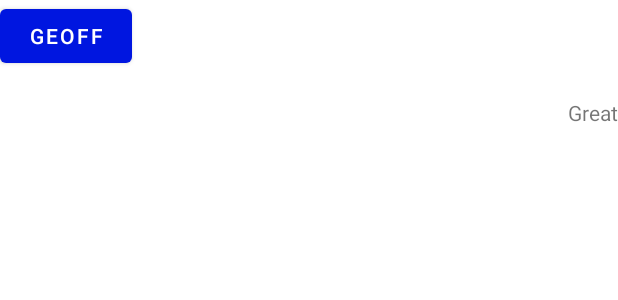
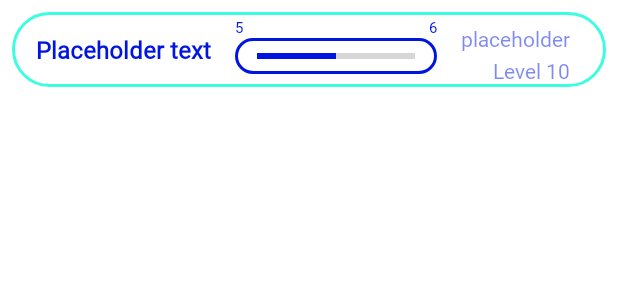
Before and after one commit to DayMax86/LinguaSyne, an Android app: the layout vocab_search_row.xml on its own in the app's theme, with its tools: preview values and no code run, on a phone screen of 412 x 824 dp. Shown: the top 300 px of the screen. Run offline under Robolectric (Android 15) with nearby library versions, the phone set to English and light mode, and no system bars.

Commit message:
RecyclerView now fully functional and displays information about vocab fetched from firestore.
Searching for items with the keyboard to be implemented next.

```diff
--- a/app/src/main/res/layout/vocab_search_row.xml
+++ b/app/src/main/res/layout/vocab_search_row.xml
@@ -1,28 +1,99 @@
 <?xml version="1.0" encoding="utf-8"?>
-<androidx.constraintlayout.widget.ConstraintLayout
-    xmlns:android="http://schemas.android.com/apk/res/android"
+<androidx.constraintlayout.widget.ConstraintLayout xmlns:android="http://schemas.android.com/apk/res/android"
     xmlns:app="http://schemas.android.com/apk/res-auto"
     xmlns:tools="http://schemas.android.com/tools"
     android:layout_width="match_parent"
-    android:layout_height="wrap_content"
-    >
+    android:layout_height="wrap_content">
 
-    <Button
-        android:id="@+id/sample_search_button"
+    <ImageView
+        android:id="@+id/term_search_background_rectangle"
+        android:layout_width="0dp"
+        android:layout_height="50dp"
+        android:layout_marginStart="8dp"
+        android:layout_marginTop="8dp"
+        android:layout_marginEnd="8dp"
+        android:contentDescription="Rounded rect"
+        app:layout_constraintEnd_toEndOf="parent"
+        app:layout_constraintStart_toStartOf="parent"
+        app:layout_constraintTop_toTopOf="parent"
+        app:srcCompat="@drawable/rounded_corners_button_bg" />
+
+    <TextView
+        android:id="@+id/term_search_name"
         android:layout_width="wrap_content"
         android:layout_height="wrap_content"
-        app:layout_constraintStart_toStartOf="parent"
-        app:layout_constraintTop_toTopOf="parent"
-        tools:text="Geoff"
-        />
+        android:layout_marginStart="16dp"
+        android:fontFamily="@font/cabin"
+        android:textColor="@color/text_blue"
+        android:textSize="16sp"
+        android:textStyle="bold"
+        app:layout_constraintBottom_toBottomOf="@+id/term_search_background_rectangle"
+        app:layout_constraintStart_toStartOf="@+id/term_search_background_rectangle"
+        app:layout_constraintTop_toTopOf="@+id/term_search_background_rectangle"
+        tools:text="Placeholder text" />
 
     <TextView
-        android:id="@+id/sample_search_textbox"
+        android:id="@+id/search_term_type_textview"
         android:layout_width="wrap_content"
         android:layout_height="wrap_content"
-        android:layout_marginTop="17dp"
-        app:layout_constraintEnd_toEndOf="parent"
-        app:layout_constraintTop_toBottomOf="@+id/sample_search_button"
-        tools:text="Great"
-        />
+        android:layout_marginTop="8dp"
+        android:layout_marginEnd="24dp"
+        android:fontFamily="@font/cabin"
+        android:text="placeholder"
+        android:textColor="@color/hint_blue"
+        app:layout_constraintEnd_toEndOf="@+id/term_search_background_rectangle"
+        app:layout_constraintTop_toTopOf="@+id/term_search_background_rectangle" />
+
+    <TextView
+        android:id="@+id/search_term_unlock_level_textview"
+        android:layout_width="wrap_content"
+        android:layout_height="wrap_content"
+        android:layout_marginTop="8dp"
+        android:layout_marginEnd="24dp"
+        android:layout_marginBottom="8dp"
+        android:fontFamily="@font/cabin"
+        android:text="Level 10"
+        android:textColor="@color/hint_blue"
+        app:layout_constraintBottom_toBottomOf="@+id/term_search_background_rectangle"
+        app:layout_constraintEnd_toEndOf="@+id/term_search_background_rectangle"
+        app:layout_constraintTop_toBottomOf="@+id/search_term_type_textview" />
+
+    <ProgressBar
+        android:id="@+id/term_search_term_progressbar"
+        style="?android:attr/progressBarStyleHorizontal"
+        android:layout_width="0dp"
+        android:layout_height="24dp"
+        android:layout_marginStart="16dp"
+        android:layout_marginTop="8dp"
+        android:layout_marginEnd="16dp"
+        android:background="@drawable/rounded_corners_textbox_bg"
+        android:progress="50"
+        android:progressTint="@color/text_blue"
+        app:layout_constraintBottom_toBottomOf="@+id/term_search_background_rectangle"
+        app:layout_constraintEnd_toStartOf="@+id/search_term_type_textview"
+        app:layout_constraintStart_toEndOf="@+id/term_search_name"
+        app:layout_constraintTop_toTopOf="@+id/term_search_background_rectangle" />
+
+    <TextView
+        android:id="@+id/term_search_current_level_textview"
+        android:layout_width="wrap_content"
+        android:layout_height="wrap_content"
+        android:fontFamily="@font/cabin"
+        android:text="5"
+        android:textColor="@color/text_blue"
+        android:textSize="10sp"
+        app:layout_constraintBottom_toTopOf="@+id/term_search_term_progressbar"
+        app:layout_constraintStart_toStartOf="@+id/term_search_term_progressbar" />
+
+    <TextView
+        android:id="@+id/term_search_next_level_textview"
+        android:layout_width="wrap_content"
+        android:layout_height="wrap_content"
+        android:fontFamily="@font/cabin"
+        android:text="6"
+        android:textColor="@color/text_blue"
+        android:textSize="10sp"
+        app:layout_constraintBottom_toTopOf="@+id/term_search_term_progressbar"
+        app:layout_constraintEnd_toEndOf="@+id/term_search_term_progressbar" />
+
 </androidx.constraintlayout.widget.ConstraintLayout>
```
